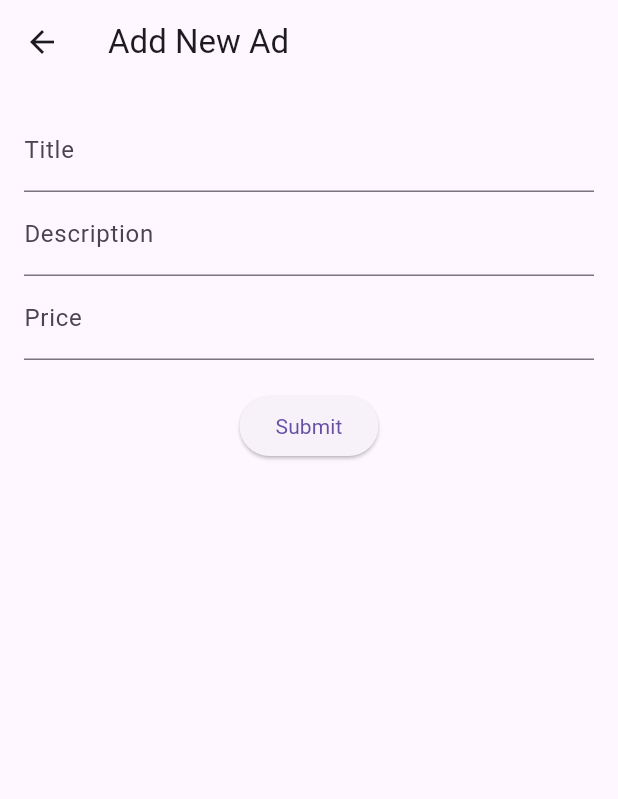
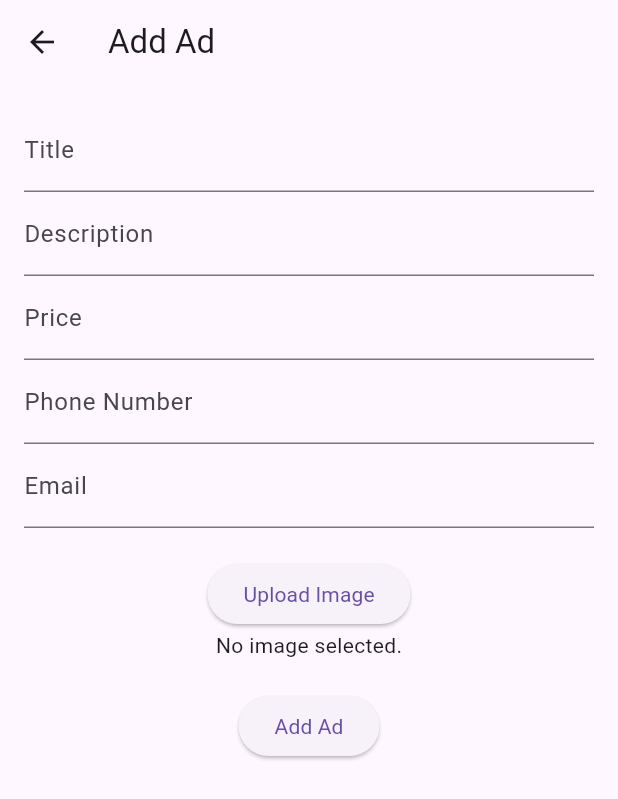
Before and after one commit to svetlio44/diplomna_rabota_new, a Flutter app: the Home screen opened directly, after a tap on "Add Ad", on a phone screen of 412 x 824 dp. Shown: the top 799 px of the screen. Run offline on Flutter 3.47's test engine with Material 3 defaults, Android fonts, the phone set to English and light mode, and no system bars; our stand-ins replace carousel_slider, image_picker, tcard.

Commit message:
-добавяне на функционалности в add_ad.dart -добавя не на image picker версия в pubspec.yaml

```diff
--- a/lib/pages/add_ad.dart
+++ b/lib/pages/add_ad.dart
@@ -1,4 +1,6 @@
 import 'package:flutter/material.dart';
+import 'package:image_picker/image_picker.dart';
+import 'dart:io';
 
 class AddAd extends StatefulWidget {
   static const String id = 'AddAd';
@@ -14,17 +16,32 @@ class _AddAdState extends State<AddAd> {
   String _title = '';
   String _description = '';
   String _price = '';
+  String _phoneNumber = '';
+  String _email = '';
+  File? _image;
+
+  final ImagePicker _picker = ImagePicker();
+
+  Future<void> _pickImage() async {
+    final pickedFile = await _picker.getImage(source: ImageSource.gallery);
+    setState(() {
+      if (pickedFile != null) {
+        _image = File(pickedFile.path);
+      }
+    });
+  }
 
   @override
   Widget build(BuildContext context) {
     return Scaffold(
       appBar: AppBar(
-        title: Text('Add New Ad'),
+        title: Text('Add Ad'),
       ),
       body: Padding(
         padding: const EdgeInsets.all(16.0),
         child: Form(
           key: _formKey,
+          child: SingleChildScrollView(
             child: Column(
               children: <Widget>[
                 TextFormField(
@@ -32,30 +49,93 @@ class _AddAdState extends State<AddAd> {
                   onSaved: (value) {
                     _title = value!;
                   },
+                  validator: (value) {
+                    if (value == null || value.isEmpty) {
+                      return 'Please enter a title';
+                    }
+                    return null;
+                  },
                 ),
                 TextFormField(
                   decoration: InputDecoration(labelText: 'Description'),
                   onSaved: (value) {
                     _description = value!;
                   },
+                  validator: (value) {
+                    if (value == null || value.isEmpty) {
+                      return 'Please enter a description';
+                    }
+                    return null;
+                  },
                 ),
                 TextFormField(
                   decoration: InputDecoration(labelText: 'Price'),
+                  keyboardType: TextInputType.number,
                   onSaved: (value) {
                     _price = value!;
                   },
+                  validator: (value) {
+                    if (value == null || value.isEmpty) {
+                      return 'Please enter a price';
+                    }
+                    return null;
+                  },
                 ),
+                TextFormField(
+                  decoration: InputDecoration(labelText: 'Phone Number'),
+                  keyboardType: TextInputType.phone,
+                  onSaved: (value) {
+                    _phoneNumber = value!;
+                  },
+                  validator: (value) {
+                    if (value == null || value.isEmpty) {
+                      return 'Please enter a phone number';
+                    }
+                    return null;
+                  },
+                ),
+                TextFormField(
+                  decoration: InputDecoration(labelText: 'Email'),
+                  keyboardType: TextInputType.emailAddress,
+                  onSaved: (value) {
+                    _email = value!;
+                  },
+                  validator: (value) {
+                    if (value == null || !value.contains('@')) {
+                      return 'Please enter a valid email';
+                    }
+                    return null;
+                  },
+                ),
+                SizedBox(height: 20),
+                ElevatedButton(
+                  onPressed: _pickImage,
+                  child: Text('Upload Image'),
+                ),
+                _image == null
+                    ? Text('No image selected.')
+                    : Image.file(_image!),
                 SizedBox(height: 20),
                 ElevatedButton(
                   onPressed: () {
                     if (_formKey.currentState!.validate()) {
                       _formKey.currentState!.save();
-                    // Save the ad to the database or perform other actions
+                      // Implement the functionality to add the ad here
+                      // For now, just print the values to console
+                      print('Title: $_title');
+                      print('Description: $_description');
+                      print('Price: $_price');
+                      print('Phone Number: $_phoneNumber');
+                      print('Email: $_email');
+                      if (_image != null) {
+                        print('Image path: ${_image!.path}');
+                      }
                     }
                   },
-                child: Text('Submit'),
+                  child: Text('Add Ad'),
                 ),
               ],
+            ),
           ),
         ),
       ),
--- a/lib/pages/home.dart
+++ b/lib/pages/home.dart
@@ -2,8 +2,6 @@ import 'package:flutter/material.dart';
 import 'package:diplomna_rabota_new/pages/camera.dart';
 import 'package:diplomna_rabota_new/pages/comment.dart';
 import 'package:diplomna_rabota_new/pages/add_ad.dart';
-import 'package:diplomna_rabota_new/pages/view_ad.dart';
-import 'package:diplomna_rabota_new/pages/edit_ad.dart';
 import 'package:diplomna_rabota_new/pages/ads_list.dart';
 import 'package:diplomna_rabota_new/pages/search_ads.dart';
 import 'package:diplomna_rabota_new/pages/profile.dart';
@@ -95,24 +93,12 @@ class _HomeState extends State<Home> {
                         backgroundColor: backgroundColor,
                         child: Icon(Icons.add, color: Colors.black38, size: 20),
                       ),
-                      ElevatedButton(
-                        onPressed: () {
-                          Navigator.pushNamed(context, AddAd.id);
-                        },
-                        child: Text('Add Ad'),
-                      ),
-                      ElevatedButton(
-                        onPressed: () {
-                          Navigator.pushNamed(context, AdsList.id);
-                        },
-                        child: Text('View Ads'),
-                      ),
-                      ElevatedButton(
-                        onPressed: () {
-                          Navigator.pushNamed(context, SearchAds.id);
-                        },
-                        child: Text('Search Ads'),
-                      ),
+                      SizedBox(width: 10),
+                      _buildButton(context, 'Add Ad', AddAd.id),
+                      SizedBox(width: 10),
+                      _buildButton(context, 'View Ads', AdsList.id),
+                      SizedBox(width: 10),
+                      _buildButton(context, 'Search Ads', SearchAds.id),
                     ],
                   ),
                 ),
@@ -150,6 +136,24 @@ class _HomeState extends State<Home> {
       ),
     );
   }
+
+  Widget _buildButton(BuildContext context, String text, String route) {
+    return ElevatedButton(
+      onPressed: () {
+        Navigator.pushNamed(context, route);
+      },
+      style: ElevatedButton.styleFrom(
+        foregroundColor: Colors.white, backgroundColor: appColorBtn,
+        padding: EdgeInsets.symmetric(horizontal: 20, vertical: 10),
+        textStyle: TextStyle(fontSize: 16, fontFamily: 'medium'),
+        shape: RoundedRectangleBorder(
+          borderRadius: BorderRadius.circular(30),
+        ),
+        elevation: 5,
+      ),
+      child: Text(text),
+    );
+  }
 }
 class Item {
   const Item(this.name);
--- a/pubspec.yaml
+++ b/pubspec.yaml
@@ -30,6 +30,7 @@ environment:
 dependencies:
   flutter:
     sdk: flutter
+  image_picker: ^0.8.4+4
   carousel_slider: ^5.0.0
   percent_indicator: ^4.0.0
   flutter_staggered_grid_view: ^0.7.0
```
Also changed, not shown: pubspec.lock, 5 other files. Lines whose indentation alone changed are shown as unchanged.
